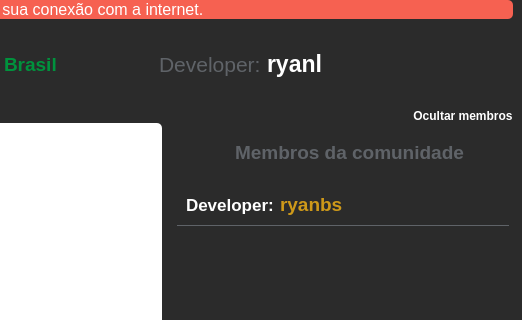
Before: the Qt Designer form .ui/chat.ui in ryanbsdeveloper/opensource-chat, drawn with Qt 5; both pictures show x 383 to 905 and y 0 to 320 of the 905 by 815 pixel window.
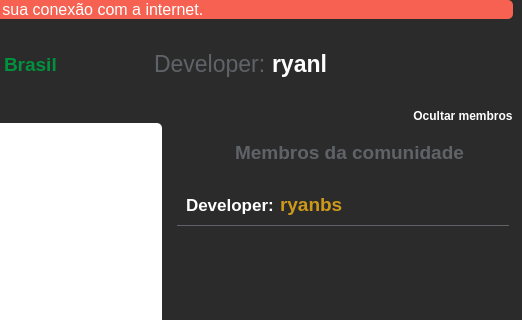
After: the same form once the commit is applied. Icons and pictures are not drawn.

Diff of the .ui file:
```diff
--- a/.ui/chat.ui
+++ b/.ui/chat.ui
@@ -212,7 +212,7 @@
              <property name="spacing">
               <number>60</number>
              </property>
-             <item alignment="Qt::AlignHCenter">
+             <item alignment="Qt::AlignHCenter|Qt::AlignVCenter">
               <widget class="QFrame" name="frame_8">
                <property name="frameShape">
                 <enum>QFrame::NoFrame</enum>
@@ -225,7 +225,7 @@
                  <widget class="QLabel" name="label_5">
                   <property name="font">
                    <font>
-                    <pointsize>16</pointsize>
+                    <pointsize>17</pointsize>
                     <weight>50</weight>
                     <bold>false</bold>
                    </font>
@@ -238,7 +238,7 @@
                   </property>
                  </widget>
                 </item>
-                <item>
+                <item alignment="Qt::AlignBottom">
                  <widget class="QPushButton" name="developer">
                   <property name="font">
                    <font>
```
